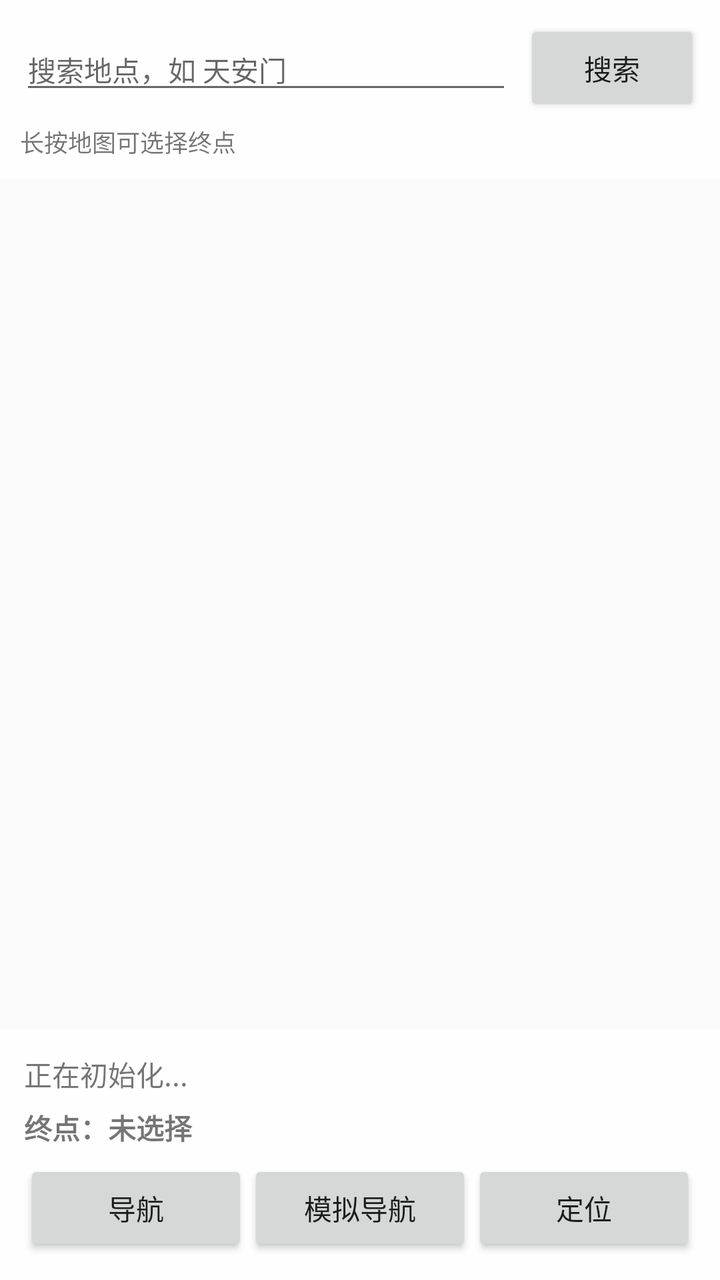
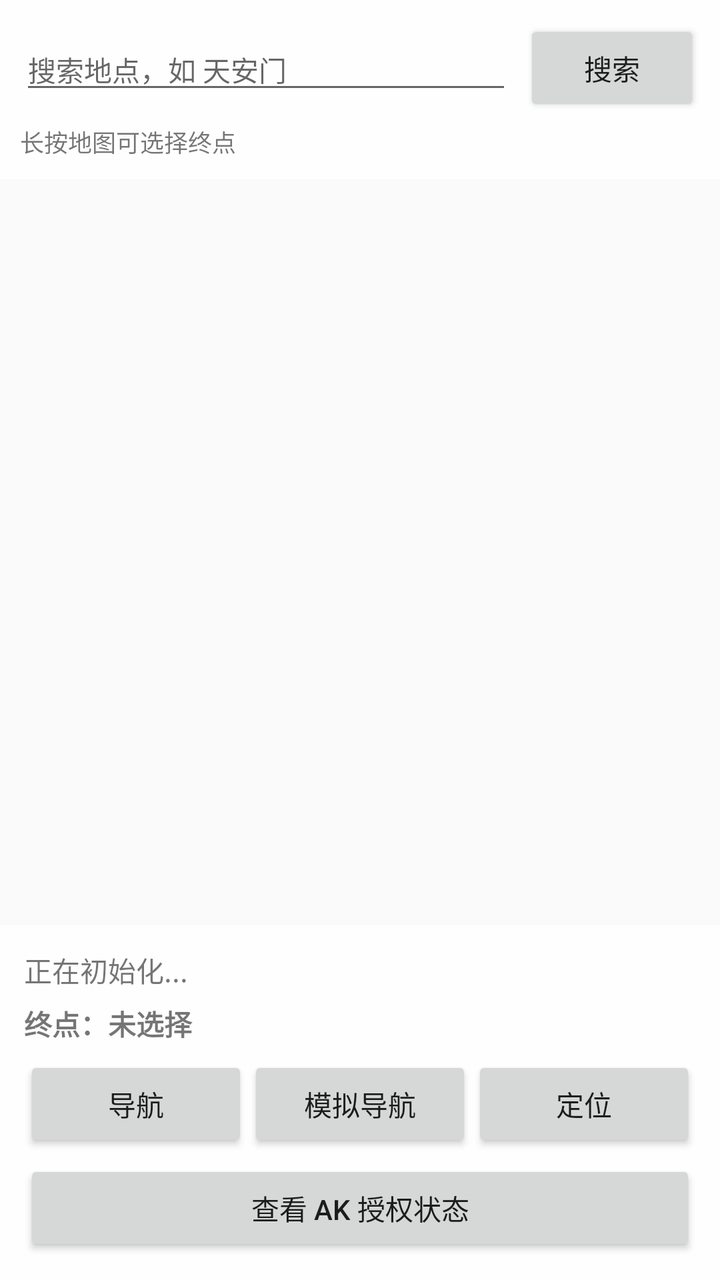

Before-and-after screenshots of an Android layout around one commit, followed by the original layout XML and the change that was made.
<!-- AndroidManifest.xml: application theme Theme.MyMap -->
<!-- res/layout/activity_map.xml -->
<?xml version="1.0" encoding="utf-8"?>
<FrameLayout xmlns:android="http://schemas.android.com/apk/res/android"
    android:layout_width="match_parent"
    android:layout_height="match_parent">

    
    <FrameLayout
        android:id="@+id/map_container"
        android:layout_width="match_parent"
        android:layout_height="match_parent" />

    <FrameLayout
        android:id="@+id/navi_container"
        android:layout_width="match_parent"
        android:layout_height="match_parent" />

    <LinearLayout
        android:layout_width="match_parent"
        android:layout_height="wrap_content"
        android:layout_gravity="top"
        android:background="#E6FFFFFF"
        android:orientation="vertical"
        android:padding="10dp">

        <LinearLayout
            android:layout_width="match_parent"
            android:layout_height="wrap_content"
            android:orientation="horizontal">

            <EditText
                android:id="@+id/search_input"
                android:layout_width="0dp"
                android:layout_height="wrap_content"
                android:layout_weight="1"
                android:hint="搜索地点，如 天安门"
                android:imeOptions="actionSearch"
                android:importantForAutofill="no"
                android:inputType="text"
                android:singleLine="true"
                android:textSize="14sp" />

            <Button
                android:id="@+id/search_button"
                android:layout_width="wrap_content"
                android:layout_height="wrap_content"
                android:layout_marginStart="6dp"
                android:text="搜索" />
        </LinearLayout>

        <TextView
            android:id="@+id/hint_text"
            android:layout_width="match_parent"
            android:layout_height="wrap_content"
            android:paddingTop="4dp"
            android:text="长按地图可选择终点"
            android:textSize="12sp" />
    </LinearLayout>

    <LinearLayout
        android:layout_width="match_parent"
        android:layout_height="wrap_content"
        android:layout_gravity="bottom"
        android:background="#E6FFFFFF"
        android:orientation="vertical"
        android:padding="12dp">

        <TextView
            android:id="@+id/status_text"
            android:layout_width="match_parent"
            android:layout_height="wrap_content"
            android:paddingBottom="6dp"
            android:text="正在初始化..."
            android:textSize="14sp" />

        <TextView
            android:id="@+id/destination_text"
            android:layout_width="match_parent"
            android:layout_height="wrap_content"
            android:paddingBottom="6dp"
            android:text="终点：未选择"
            android:textSize="14sp"
            android:textStyle="bold" />

        <LinearLayout
            android:layout_width="match_parent"
            android:layout_height="wrap_content"
            android:orientation="horizontal">

            <Button
                android:id="@+id/start_button"
                android:layout_width="0dp"
                android:layout_height="wrap_content"
                android:layout_weight="1"
                android:text="导航" />

            <Button
                android:id="@+id/mock_button"
                android:layout_width="0dp"
                android:layout_height="wrap_content"
                android:layout_weight="1"
                android:text="模拟导航" />

            <Button
                android:id="@+id/locate_button"
                android:layout_width="0dp"
                android:layout_height="wrap_content"
                android:layout_weight="1"
                android:text="定位" />
        </LinearLayout>
    </LinearLayout>

    
    <ListView
        android:id="@+id/result_list"
        android:layout_width="match_parent"
        android:layout_height="0dp"
        android:layout_gravity="center_vertical"
        android:layout_marginTop="80dp"
        android:layout_marginBottom="160dp"
        android:background="#F2FFFFFF"
        android:visibility="gone" />
</FrameLayout>
<!-- resources referenced by this layout -->
<resources>
  <style name="Theme.MyMap" parent="android:Theme.Material.Light.NoActionBar" />
</resources>

<!-- the commit's change to res/layout/activity_map.xml (unified diff, before → after) -->
@@ -107,6 +107,13 @@
                 android:layout_weight="1"
                 android:text="定位" />
         </LinearLayout>
+
+        <Button
+            android:id="@+id/auth_button"
+            android:layout_width="match_parent"
+            android:layout_height="wrap_content"
+            android:layout_marginTop="4dp"
+            android:text="查看 AK 授权状态" />
     </LinearLayout>
 
     
